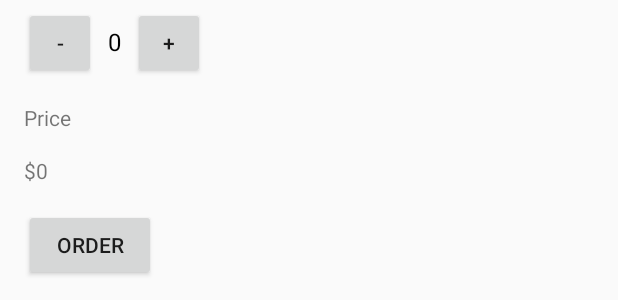
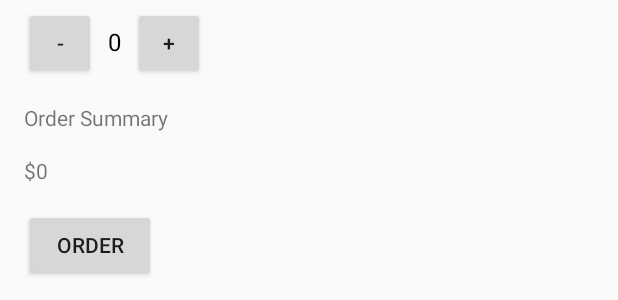
Before and after one commit to ahandyman/JustJava2, an Android app: the layout activity_main.xml on its own in the app's theme, with its tools: preview values and no code run, on a phone screen of 412 x 824 dp. Shown: the part 439-739 px from the top of the screen. Run offline under Robolectric (Android 15) with nearby library versions, the phone set to English and light mode, and no system bars.

Commit message:
major changes in mainactivity.java + createOrderSummary() ++ texts summary + submitOrder() ++ displayMessge updated to take createOrderSummary

```diff
--- a/app/src/main/res/layout/activity_main.xml
+++ b/app/src/main/res/layout/activity_main.xml
@@ -94,10 +94,10 @@
                 android:layout_width="wrap_content"
                 android:layout_height="wrap_content"
                 android:layout_marginTop="16dp"
-                android:text="@string/word_price" />
+                android:text="@string/word_order_summary" />
 
             <TextView
-                android:id="@+id/price_text_view"
+                android:id="@+id/order_summary_text_view"
                 android:layout_width="wrap_content"
                 android:layout_height="wrap_content"
                 android:layout_marginTop="16dp"
--- a/app/src/main/res/values/strings.xml
+++ b/app/src/main/res/values/strings.xml
@@ -4,7 +4,7 @@
     <string name="decrease">-</string>
     <string name="quantity_number">0</string>
     <string name="increase">+</string>
-    <string name="word_price">Price</string>
+    <string name="word_order_summary">Order Summary</string>
     <string name="totalCost">$0</string>
     <string name="order">order</string>
 
```
Also changed, not shown: app/src/main/java/com/example/vizcarradeveloper/justjava/MainActivity.java (+33 -20 lines).
